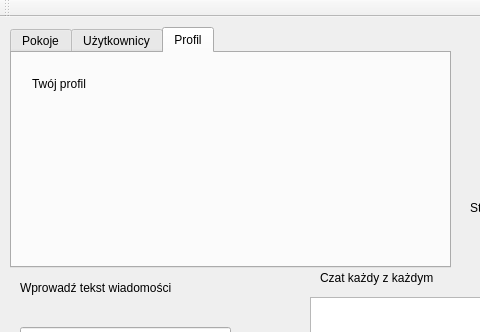
Old version of the form SK_irc/mainwindow.ui in the repository oliwiam96/IRC-chat; both pictures show x 0 to 480 and y 0 to 332 of the 703 by 472 pixel window.
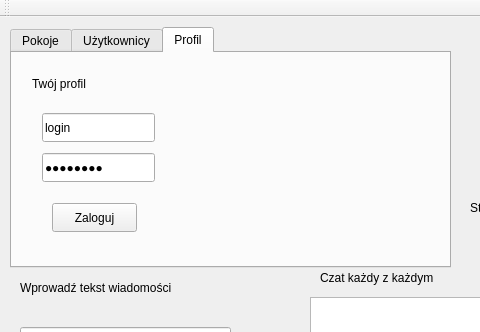
New version of the form. The open tabs and pages were chosen to show the change.

Diff of the .ui file:
```diff
--- a/SK_irc/mainwindow.ui
+++ b/SK_irc/mainwindow.ui
@@ -140,6 +140,48 @@
        <string/>
       </property>
      </widget>
+     <widget class="QLineEdit" name="lineEdit_login">
+      <property name="geometry">
+       <rect>
+        <x>30</x>
+        <y>60</y>
+        <width>113</width>
+        <height>29</height>
+       </rect>
+      </property>
+      <property name="text">
+       <string>login</string>
+      </property>
+     </widget>
+     <widget class="QLineEdit" name="lineEdit_password">
+      <property name="geometry">
+       <rect>
+        <x>30</x>
+        <y>100</y>
+        <width>113</width>
+        <height>29</height>
+       </rect>
+      </property>
+      <property name="text">
+       <string>password</string>
+      </property>
+      <property name="echoMode">
+       <enum>QLineEdit::Password</enum>
+      </property>
+     </widget>
+     <widget class="QPushButton" name="pushButton_2">
+      <property name="geometry">
+       <rect>
+        <x>40</x>
+        <y>150</y>
+        <width>85</width>
+        <height>29</height>
+       </rect>
+      </property>
+      <property name="text">
+       <string>Zaloguj</string>
+      </property>
+     </widget>
     </widget>
    </widget>
    <widget class="QPushButton" name="buttonSend">
```
Left out of the diff: 15 changed lines with no effect on the pictures.
